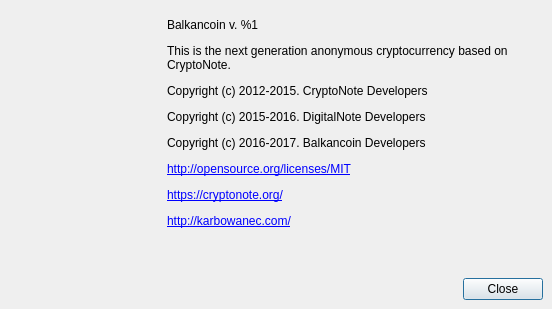
Above: src/gui/ui/aboutdialog.ui from BalkancoinProject/balkancoin_testnet-wallet before the change. Below: the same form after it.
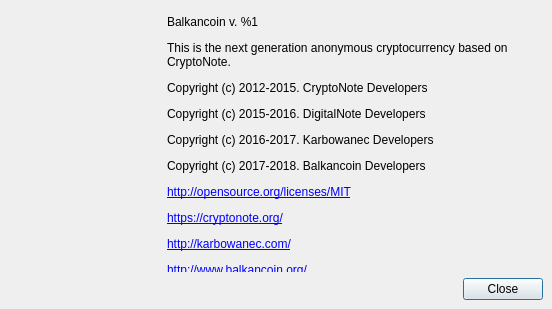
That is the form after the change. Icons and pictures are not drawn.

Commit message:
Developer donation addr change
Also changing some text and playing with colors.

Patch:
```diff
--- a/src/gui/ui/aboutdialog.ui
+++ b/src/gui/ui/aboutdialog.ui
@@ -101,7 +101,7 @@
          </size>
         </property>
         <property name="text">
-         <string>&lt;html&gt;&lt;head/&gt;&lt;body&gt;&lt;p&gt;Balkancoin v. %1&lt;/p&gt;&lt;p&gt;This is the next generation anonymous cryptocurrency based on CryptoNote.&lt;/p&gt;&lt;p&gt;Copyright (c) 2012-2015. CryptoNote Developers&lt;/p&gt;&lt;p&gt;Copyright (c) 2015-2016. DigitalNote Developers&lt;/p&gt;&lt;p&gt;Copyright (c) 2016-2017. Balkancoin Developers&lt;/p&gt;&lt;p&gt;&lt;a href=&quot;http://opensource.org/licenses/MIT&quot;&gt;&lt;span style=&quot; text-decoration: underline; color:#0000ff;&quot;&gt;http://opensource.org/licenses/MIT&lt;/span&gt;&lt;/a&gt;&lt;/p&gt;&lt;p&gt;&lt;a href=&quot;https://cryptonote.org/&quot;&gt;&lt;span style=&quot; text-decoration: underline; color:#0000ff;&quot;&gt;https://cryptonote.org/&lt;/span&gt;&lt;/a&gt;&lt;/p&gt;&lt;p&gt;&lt;a href=&quot;http://karbowanec.com/&quot;&gt;&lt;span style=&quot; text-decoration: underline; color:#0000ff;&quot;&gt;http://karbowanec.com/&lt;/span&gt;&lt;/a&gt;&lt;/p&gt;&lt;/body&gt;&lt;/html&gt;</string>
+         <string>&lt;html&gt;&lt;head/&gt;&lt;body&gt;&lt;p&gt;Balkancoin v. %1&lt;/p&gt;&lt;p&gt;This is the next generation anonymous cryptocurrency based on CryptoNote.&lt;/p&gt;&lt;p&gt;Copyright (c) 2012-2015. CryptoNote Developers&lt;/p&gt;&lt;p&gt;Copyright (c) 2015-2016. DigitalNote Developers&lt;/p&gt;&lt;p&gt;Copyright (c) 2016-2017. Karbowanec Developers&lt;/p&gt;&lt;p&gt;Copyright (c) 2017-2018. Balkancoin Developers&lt;/p&gt;&lt;p&gt;&lt;a href=&quot;http://opensource.org/licenses/MIT&quot;&gt;&lt;span style=&quot; text-decoration: underline; color:#0000ff;&quot;&gt;http://opensource.org/licenses/MIT&lt;/span&gt;&lt;/a&gt;&lt;/p&gt;&lt;p&gt;&lt;a href=&quot;https://cryptonote.org/&quot;&gt;&lt;span style=&quot; text-decoration: underline; color:#0000ff;&quot;&gt;https://cryptonote.org/&lt;/span&gt;&lt;/a&gt;&lt;/p&gt;&lt;p&gt;&lt;a href=&quot;http://karbowanec.com/&quot;&gt;&lt;span style=&quot; text-decoration: underline; color:#0000ff;&quot;&gt;http://karbowanec.com/&lt;/span&gt;&lt;/a&gt;&lt;/p&gt;&lt;p&gt;&lt;a href=&quot;http://www.balkancoin.org/&quot;&gt;&lt;span style=&quot; text-decoration: underline; color:#0000ff;&quot;&gt;http://www.balkancoin.org/&lt;/span&gt;&lt;/a&gt;&lt;/p&gt;&lt;/body&gt;&lt;/html&gt;</string>
         </property>
         <property name="textFormat">
          <enum>Qt::RichText</enum>
```
The commit also changes 17 other files.
